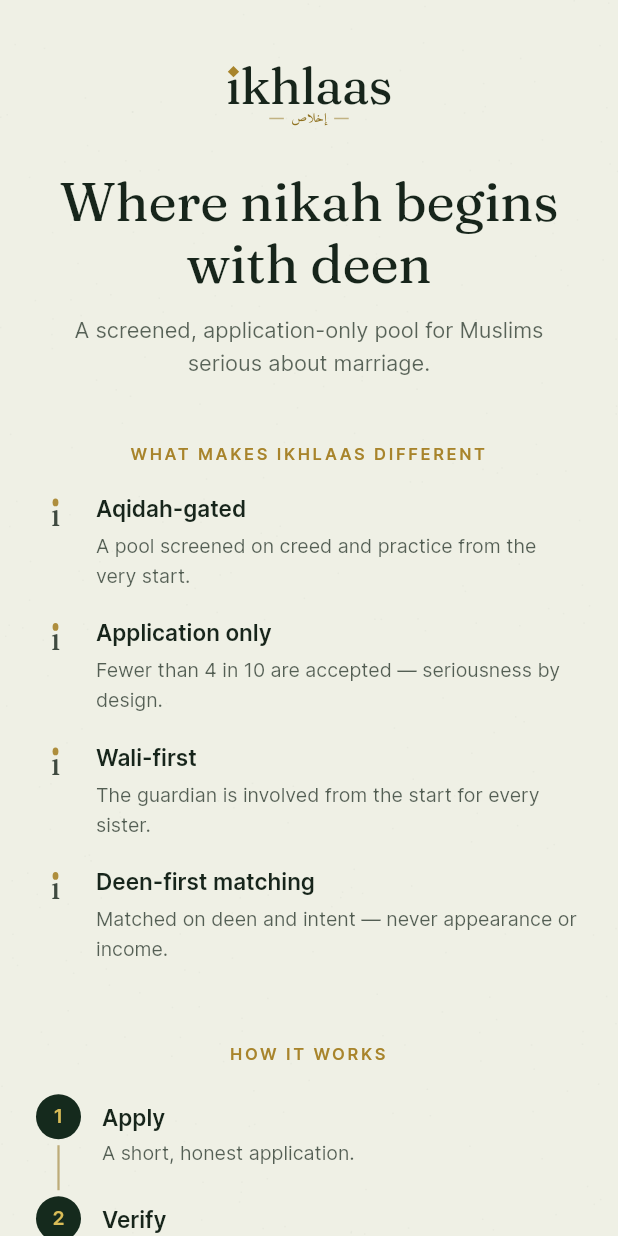
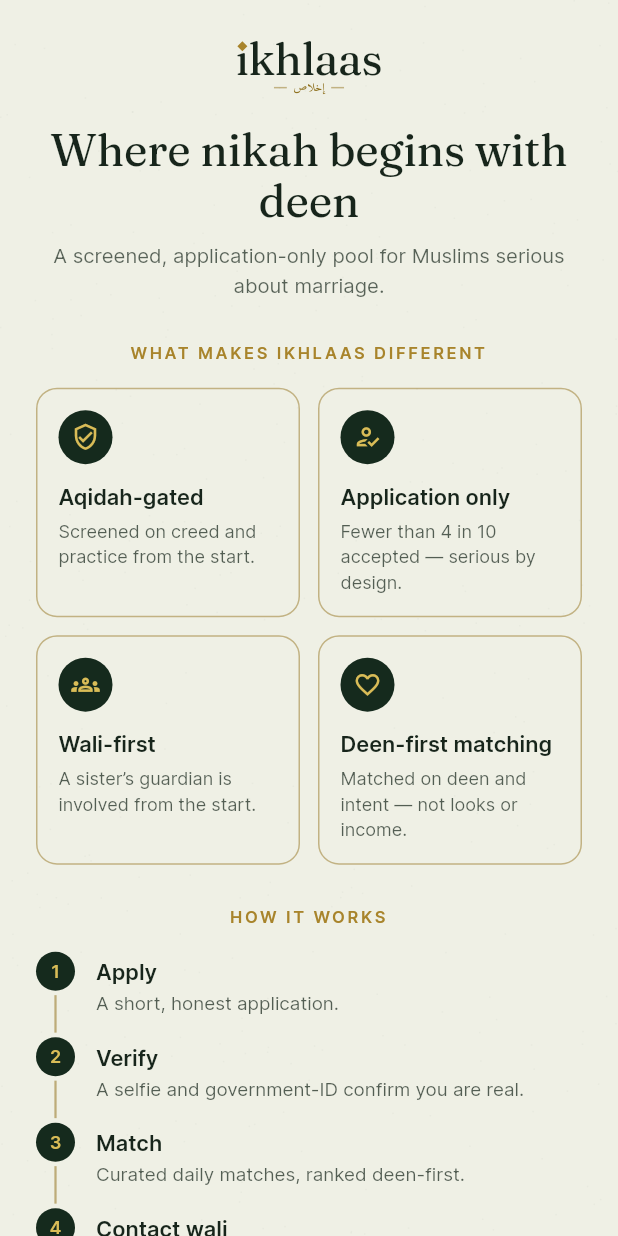
Before and after one commit to connecttopathan-ops/ikhlas, a Flutter app: the screen it shows after launch, on a phone screen of 412 x 824 dp. Run offline on Flutter 3.47's test engine with Material 3 defaults, Android fonts, the phone set to English and light mode, and no system bars; our stand-ins replace cached_network_image, camera, cloud_firestore, cloud_functions, device_info_plus, firebase_auth and 12 more; accounts and stored records are empty.

Commit message:
landing: compact 2×2 icon-card differentiators + tighter layout
The pre-login welcome screen scrolled a lot. Redesign to fit far more above
the fold and read as designed:
- "What makes Ikhlaas different" is now a 2×2 grid of icon cards instead of
  four stacked rows. Each card has a meaningful Material glyph on a deep-green
  disc (gold icon, matching the how-it-works step circles): aqidah-gated →
  verified_user, application-only → how_to_reg, wali-first → groups,
  deen-first matching → favorite. Copy shortened to one tight line each.
- Tightened the hero (smaller logo/title, less spacing), the section gaps,
  and the how-it-works steps (26px discs, smaller type), so the whole page
  needs little or no scrolling on a normal phone.

Co-Authored-By: Claude Opus 4.8 <noreply@anthropic.com>

```diff
--- a/app/lib/features/onboarding/landing_screen.dart
+++ b/app/lib/features/onboarding/landing_screen.dart
@@ -4,35 +4,28 @@ import '../../core/theme/app_theme.dart';
 import '../../core/theme/widgets.dart';
 
 /// Landing — 2d light "sage ceremonial". Hero → what makes Ikhlaas different
-/// (our four, not a competitor's) → how it works (5-step flow) → CTAs.
-/// Curved motifs only (lozenge / round bullets) — no squares or diamonds.
+/// (our four, as a compact icon grid) → how it works (5-step flow) → CTAs.
+/// Curved motifs only — no squares or diamonds.
 class LandingScreen extends StatelessWidget {
   const LandingScreen({super.key});
 
   // Ikhlaas's OWN differentiators — deliberately not "no photos / no chat"
-  // (those are a competitor's product decisions, not ours).
+  // (those are a competitor's product decisions, not ours). Each carries a
+  // meaningful icon; copy is kept short so the four sit in a 2×2 grid.
   static const _differentiators = [
-    (
-      'Aqidah-gated',
-      'A pool screened on creed and practice from the very start.',
-    ),
-    (
-      'Application only',
-      'Fewer than 4 in 10 are accepted — seriousness by design.',
-    ),
-    (
-      'Wali-first',
-      'The guardian is involved from the start for every sister.',
-    ),
-    (
-      'Deen-first matching',
-      'Matched on deen and intent — never appearance or income.',
-    ),
+    (Icons.verified_user_outlined, 'Aqidah-gated',
+        'Screened on creed and practice from the start.'),
+    (Icons.how_to_reg_outlined, 'Application only',
+        'Fewer than 4 in 10 accepted — serious by design.'),
+    (Icons.groups_outlined, 'Wali-first',
+        'A sister’s guardian is involved from the start.'),
+    (Icons.favorite_border, 'Deen-first matching',
+        'Matched on deen and intent — not looks or income.'),
   ];
 
   static const _flow = [
     ('Apply', 'A short, honest application.'),
-    ('Verify', 'A selfie and a government-ID confirm you are real.'),
+    ('Verify', 'A selfie and government-ID confirm you are real.'),
     ('Match', 'Curated daily matches, ranked deen-first.'),
     ('Contact wali', 'On mutual interest, guardians are brought in.'),
     ('Nikah', 'Proceed offline, in shaa Allah.'),
@@ -44,33 +37,35 @@ class LandingScreen extends StatelessWidget {
       child: SafeArea(
         child: ListView(
           padding: const EdgeInsets.fromLTRB(
-              AppSpace.screenMargin, 40, AppSpace.screenMargin, 28),
+              AppSpace.screenMargin, 24, AppSpace.screenMargin, 24),
           children: [
             // ---- Hero ----
-            const Center(child: IkhlasLogo(size: 34)),
-            const SizedBox(height: 30),
+            const Center(child: IkhlasLogo(size: 30)),
+            const SizedBox(height: 20),
             Text('Where nikah begins with deen',
                 textAlign: TextAlign.center,
                 style:
-                    AppType.fraunces(36, color: LightTokens.ink, height: 1.14)),
-            const SizedBox(height: 14),
+                    AppType.fraunces(30, color: LightTokens.ink, height: 1.14)),
+            const SizedBox(height: 10),
             Text(
                 'A screened, application-only pool for Muslims serious '
                 'about marriage.',
                 textAlign: TextAlign.center,
-                style: AppType.inter(14.5,
-                    color: LightTokens.muted(.7), height: 1.5)),
+                style: AppType.inter(13.5,
+                    color: LightTokens.muted(.7), height: 1.45)),
 
-            // ---- What makes Ikhlaas different ----
-            const SizedBox(height: 40),
+            // ---- What makes Ikhlaas different — 2×2 icon grid ----
+            const SizedBox(height: 26),
             _eyebrow('WHAT MAKES IKHLAAS DIFFERENT'),
-            const SizedBox(height: 16),
-            for (final d in _differentiators) _DiffRow(title: d.$1, body: d.$2),
+            const SizedBox(height: 14),
+            _diffRow(_differentiators[0], _differentiators[1]),
+            const SizedBox(height: 12),
+            _diffRow(_differentiators[2], _differentiators[3]),
 
             // ---- How it works ----
-            const SizedBox(height: 34),
+            const SizedBox(height: 26),
             _eyebrow('HOW IT WORKS'),
-            const SizedBox(height: 18),
+            const SizedBox(height: 14),
             for (var i = 0; i < _flow.length; i++)
               _FlowStep(
                 index: i + 1,
@@ -80,18 +75,17 @@ class LandingScreen extends StatelessWidget {
               ),
 
             // ---- CTAs ----
-            const SizedBox(height: 32),
+            const SizedBox(height: 24),
             PrimaryCta(
                 label: 'Begin my application',
                 onPressed: () => context.go('/login')),
-            const SizedBox(height: 16),
+            const SizedBox(height: 12),
             Center(
               child: QuietLink(
                   prefix: 'Already have an account?',
                   linkText: 'Sign in',
                   onTap: () => context.go('/login')),
             ),
-            const SizedBox(height: 12),
           ],
         ),
       ),
@@ -104,34 +98,51 @@ class LandingScreen extends StatelessWidget {
           weight: FontWeight.w700,
           color: LightTokens.goldArabic,
           letterSpacing: 11 * .16));
+
+  // Two equal-height differentiator cards side by side.
+  static Widget _diffRow(
+          (IconData, String, String) a, (IconData, String, String) b) =>
+      IntrinsicHeight(
+        child: Row(crossAxisAlignment: CrossAxisAlignment.stretch, children: [
+          Expanded(child: _DiffCard(icon: a.$1, title: a.$2, body: a.$3)),
+          const SizedBox(width: 12),
+          Expanded(child: _DiffCard(icon: b.$1, title: b.$2, body: b.$3)),
+        ]),
+      );
 }
 
-/// One differentiator — a curved lozenge motif + title + one line.
-class _DiffRow extends StatelessWidget {
+/// One differentiator — a deep-green icon disc (gold glyph, matching the
+/// how-it-works step circles) over a title and a short line.
+class _DiffCard extends StatelessWidget {
+  final IconData icon;
   final String title;
   final String body;
-  const _DiffRow({required this.title, required this.body});
+  const _DiffCard(
+      {required this.icon, required this.title, required this.body});
   @override
   Widget build(BuildContext context) {
-    return Padding(
-      padding: const EdgeInsets.only(bottom: 16),
-      child: Row(crossAxisAlignment: CrossAxisAlignment.start, children: [
-        const Padding(
-          padding: EdgeInsets.only(top: 2),
-          child: LozengeMark(size: 26, opacity: .9),
+    return Container(
+      padding: const EdgeInsets.fromLTRB(14, 14, 12, 14),
+      decoration: BoxDecoration(
+        borderRadius: BorderRadius.circular(14),
+        border: Border.all(color: LightTokens.hairline.withValues(alpha: .5)),
+      ),
+      child: Column(crossAxisAlignment: CrossAxisAlignment.start, children: [
+        Container(
+          width: 36,
+          height: 36,
+          alignment: Alignment.center,
+          decoration: const BoxDecoration(
+              shape: BoxShape.circle, color: LightTokens.ctaBg),
+          child: Icon(icon, size: 19, color: LightTokens.ctaText),
         ),
-        const SizedBox(width: 14),
-        Expanded(
-          child: Column(crossAxisAlignment: CrossAxisAlignment.start, children: [
-            Text(title,
-                style: AppType.inter(15,
-                    weight: FontWeight.w600, color: LightTokens.ink)),
-            const SizedBox(height: 3),
-            Text(body,
-                style: AppType.inter(13,
-                    color: LightTokens.muted(.72), height: 1.5)),
-          ]),
-        ),
+        const SizedBox(height: 10),
+        Text(title,
+            style: AppType.inter(14.5,
+                weight: FontWeight.w600, color: LightTokens.ink)),
+        const SizedBox(height: 3),
+        Text(body,
+            style: AppType.inter(12, color: LightTokens.muted(.72), height: 1.4)),
       ]),
     );
   }
@@ -154,22 +165,22 @@ class _FlowStep extends StatelessWidget {
       child: Row(crossAxisAlignment: CrossAxisAlignment.start, children: [
         Column(children: [
           Container(
-            width: 30,
-            height: 30,
+            width: 26,
+            height: 26,
             alignment: Alignment.center,
-            decoration: BoxDecoration(
+            decoration: const BoxDecoration(
               shape: BoxShape.circle,
               color: LightTokens.ctaBg,
             ),
             child: Text('$index',
-                style: AppType.inter(13,
+                style: AppType.inter(12,
                     weight: FontWeight.w600, color: LightTokens.ctaText)),
           ),
           if (!isLast)
             Expanded(
               child: Container(
                 width: 1.5,
-                margin: const EdgeInsets.symmetric(vertical: 4),
+                margin: const EdgeInsets.symmetric(vertical: 3),
                 color: LightTokens.hairline,
               ),
             ),
@@ -177,17 +188,17 @@ class _FlowStep extends StatelessWidget {
         const SizedBox(width: 14),
         Expanded(
           child: Padding(
-            padding: EdgeInsets.only(bottom: isLast ? 0 : 18, top: 4),
+            padding: EdgeInsets.only(bottom: isLast ? 0 : 14, top: 2),
             child: Column(
                 crossAxisAlignment: CrossAxisAlignment.start,
                 children: [
                   Text(title,
-                      style: AppType.inter(15,
+                      style: AppType.inter(14.5,
                           weight: FontWeight.w600, color: LightTokens.ink)),
-                  const SizedBox(height: 2),
+                  const SizedBox(height: 1),
                   Text(body,
-                      style: AppType.inter(13,
-                          color: LightTokens.muted(.72), height: 1.5)),
+                      style: AppType.inter(12.5,
+                          color: LightTokens.muted(.72), height: 1.4)),
                 ]),
           ),
         ),
--- a/app/pubspec.yaml
+++ b/app/pubspec.yaml
@@ -1,7 +1,7 @@
 name: ikhlas
 description: Ikhlas — where nikah begins with deen.
 publish_to: "none"
-version: 0.1.8+9
+version: 0.1.9+10
 
 environment:
   sdk: ">=3.4.0 <4.0.0"
```
